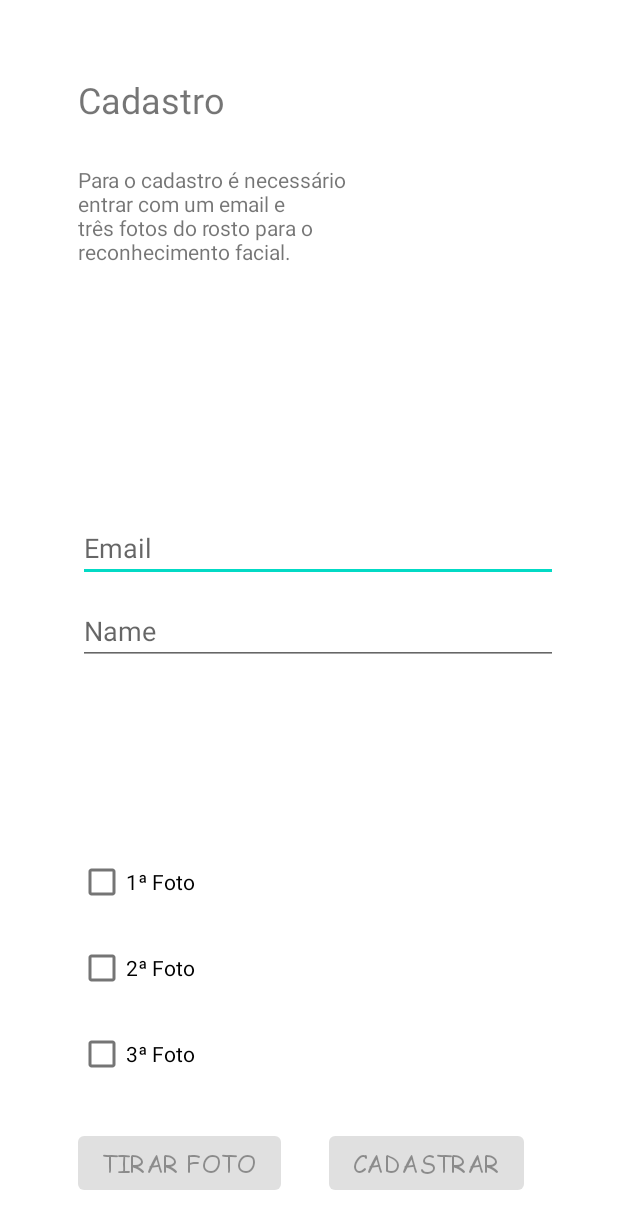
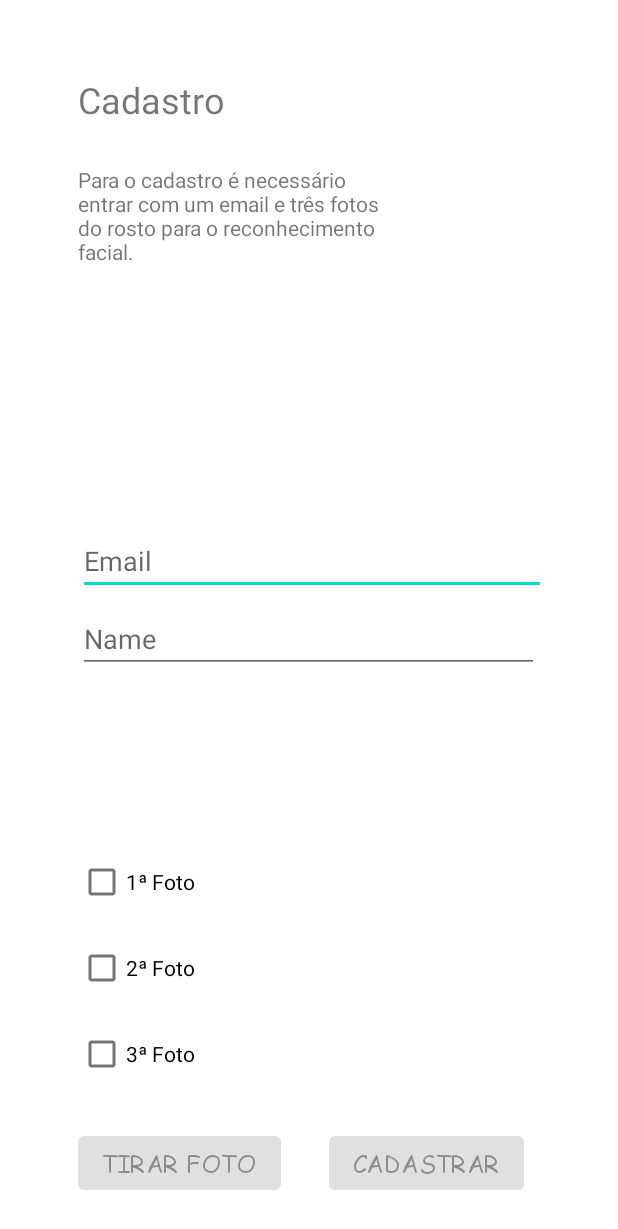
Before and after one commit to DiegoCrassus/PDM-APP1, an Android app: the signUp screen opened directly, with no data from a screen before it, on a phone screen of 412 x 824 dp. Shown: the top 1229 px of the screen. Run offline under Robolectric (Android 15) with nearby library versions, the phone set to English and light mode, and no system bars; libraries missing offline, so code that uses them is left out: br.com.

Commit message:
Ajustando os layout

```diff
--- a/app/app/build.gradle
+++ b/app/app/build.gradle
@@ -2,6 +2,7 @@ plugins {
     id 'com.android.application'
     id 'kotlin-android'
     id 'kotlin-android-extensions'
+    id 'kotlin-kapt'
 }
 
 android {
--- a/app/app/src/main/res/layout/activity_sign_up.xml
+++ b/app/app/src/main/res/layout/activity_sign_up.xml
@@ -24,6 +24,7 @@
 
     <CheckBox
         android:id="@+id/firstPhoto"
+        style="@style/StyleBCheckBox"
         android:layout_width="127dp"
         android:layout_height="57dp"
         android:clickable="false"
@@ -33,6 +34,7 @@
 
     <CheckBox
         android:id="@+id/secondPhoto"
+        style="@style/StyleBCheckBox"
         android:layout_width="127dp"
         android:layout_height="57dp"
         android:clickable="false"
@@ -42,6 +44,7 @@
 
     <CheckBox
         android:id="@+id/thirdPhoro"
+        style="@style/StyleBCheckBox"
         android:layout_width="127dp"
         android:layout_height="57dp"
         android:layout_marginBottom="20dp"
@@ -59,6 +62,7 @@
 
     <TextView
         android:id="@+id/textView3"
+        style="@style/StyleTitulos"
         android:layout_width="wrap_content"
         android:layout_height="wrap_content"
         android:text="@string/cadastroTitle"
@@ -75,8 +79,9 @@
 
     <TextView
         android:id="@+id/textView4"
-        android:layout_width="199dp"
-        android:layout_height="74dp"
+        style="@style/StyleCorpos"
+        android:layout_width="212dp"
+        android:layout_height="93dp"
         android:layout_marginTop="60dp"
         android:text="@string/descrição_cadastro"
         app:layout_constraintStart_toStartOf="@+id/guideline2"
@@ -94,27 +99,29 @@
 
     <EditText
         android:id="@+id/textFieldEmail"
-        android:layout_width="wrap_content"
-        android:layout_height="wrap_content"
+        style="@style/StyleBoxes"
+        android:layout_width="312dp"
+        android:layout_height="42dp"
         android:ems="15"
         android:hint="@string/email"
+        android:importantForAutofill="no"
         android:inputType="textEmailAddress"
         app:layout_constraintBottom_toTopOf="@+id/firstPhoto"
         app:layout_constraintStart_toStartOf="@+id/guideline2"
         app:layout_constraintTop_toBottomOf="@+id/textView4"
-        app:layout_constraintVertical_bias="0.481"
-        android:importantForAutofill="no" />
+        app:layout_constraintVertical_bias="0.481" />
 
     <EditText
         android:id="@+id/textFieldName"
-        android:layout_width="wrap_content"
-        android:layout_height="wrap_content"
+        style="@style/StyleBoxes"
+        android:layout_width="307dp"
+        android:layout_height="42dp"
         android:layout_marginTop="10dp"
         android:ems="15"
         android:hint="@string/name"
+        android:importantForAutofill="no"
         android:inputType="textPersonName"
         app:layout_constraintStart_toStartOf="@+id/guideline2"
-        app:layout_constraintTop_toBottomOf="@+id/textFieldEmail"
-        android:importantForAutofill="no" />
+        app:layout_constraintTop_toBottomOf="@+id/textFieldEmail" />
 
 </androidx.constraintlayout.widget.ConstraintLayout>
--- a/app/app/src/main/res/values-night/themes.xml
+++ b/app/app/src/main/res/values-night/themes.xml
@@ -1,10 +1,10 @@
 <resources xmlns:tools="http://schemas.android.com/tools">
     <!-- Base application theme. -->
-    <style name="Theme.MyApplication" parent="Theme.MaterialComponents.DayNight.DarkActionBar">
+    <style name="Theme.MyApplication" parent="Theme.MaterialComponents.DayNight.NoActionBar">
         <!-- Primary brand color. -->
-        <item name="colorPrimary">@color/purple_200</item>
-        <item name="colorPrimaryVariant">@color/purple_700</item>
-        <item name="colorOnPrimary">@color/black</item>
+        <item name="colorPrimary">@color/brand_light_gray</item>
+        <item name="colorPrimaryVariant">@color/brand_dark_gray_2</item>
+        <item name="colorOnPrimary">@color/brand_white</item>
         <!-- Secondary brand color. -->
         <item name="colorSecondary">@color/teal_200</item>
         <item name="colorSecondaryVariant">@color/teal_200</item>
@@ -12,5 +12,13 @@
         <!-- Status bar color. -->
         <item name="android:statusBarColor" tools:targetApi="l">?attr/colorPrimaryVariant</item>
         <!-- Customize your theme here. -->
+
+<!--        <item name="backgroundColor">@color/brand_dark_gray_2</item>-->
+<!--        <item name="colorOnBackground">@color/brand_white</item>-->
+
+        <item name="primaryButtonStyle">@style/Widget.MaterialComponents.Button.OutlinedButton.PrimaryButton</item>
+        <item name="textAppearanceButton">@style/TextAppearance.MaterialComponents.Button.BaseButton</item>
     </style>
+
+
 </resources>
```
Also changed, not shown: app/app/src/main/res/layout/activity_main.xml (+29 -2 lines).
